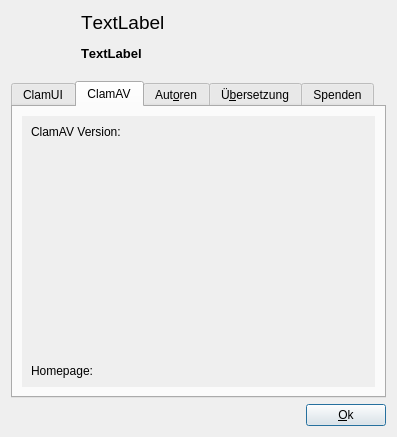
Qt form ui/about.ui (elgolondrino/clamui) before a commit.
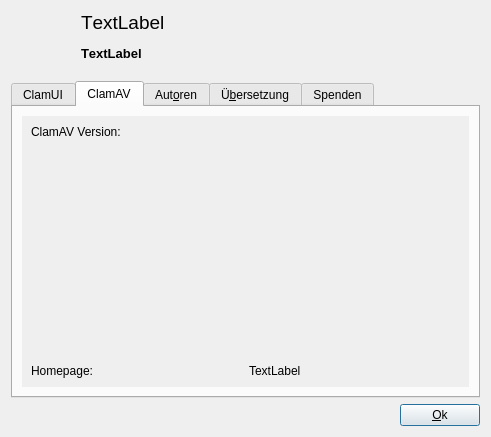
The same form after that commit. The open tabs and pages were chosen to show the change. Icons and pictures are not drawn.

What changed in the file:
```diff
--- a/ui/about.ui
+++ b/ui/about.ui
@@ -6,7 +6,7 @@
    <rect>
     <x>0</x>
     <y>0</y>
-    <width>397</width>
+    <width>491</width>
     <height>437</height>
    </rect>
   </property>
@@ -247,8 +247,8 @@
            <rect>
             <x>0</x>
             <y>0</y>
-            <width>128</width>
-            <height>117</height>
+            <width>459</width>
+            <height>266</height>
            </rect>
           </property>
           <layout class="QVBoxLayout" name="verticalLayout">
@@ -338,6 +338,13 @@
                </property>
               </widget>
              </item>
+             <item row="6" column="1">
+              <widget class="QLabel" name="label_WebSiteClamAV">
+               <property name="text">
+                <string>TextLabel</string>
+               </property>
+              </widget>
+             </item>
             </layout>
            </item>
           </layout>
```
Left out of the diff: 18 changed lines with no effect on the pictures.
